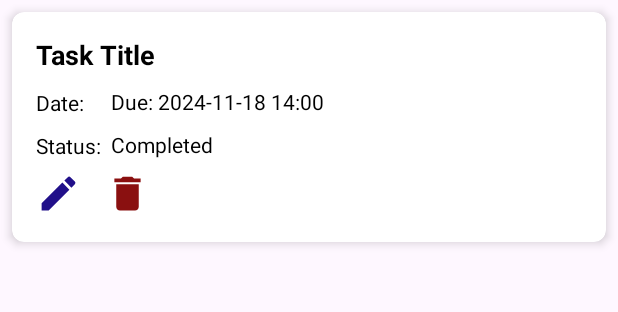
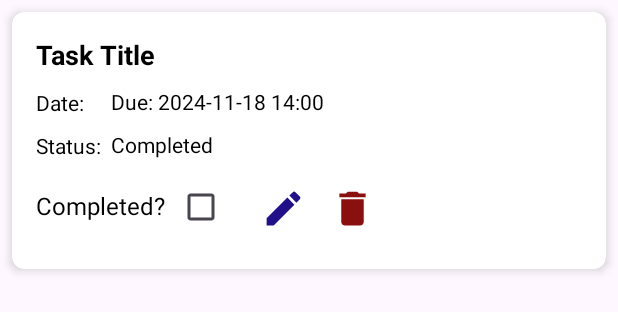
Before and after one commit to tanjin-mim/Task_Management, an Android app: the layout item_task_management.xml on its own in the app's theme, with its tools: preview values and no code run, on a phone screen of 412 x 824 dp. Shown: the top 312 px of the screen. Run offline under Robolectric (Android 15) with nearby library versions, the phone set to English and light mode, and no system bars.

Commit message:
Checkbox added

```diff
--- a/app/src/main/res/layout/item_task_management.xml
+++ b/app/src/main/res/layout/item_task_management.xml
@@ -69,7 +69,29 @@
             android:layout_marginTop="8dp"
             android:orientation="horizontal">
 
+            <TextView
+                android:layout_width="wrap_content"
+                android:layout_height="wrap_content"
+                android:text="Completed?"
+                android:textColor="@color/black"
+                android:textSize="16sp" />
+
+
+
+
+
+
+            <CheckBox
+                android:id="@+id/checkboxCompleted"
+                android:layout_width="wrap_content"
+                android:layout_height="wrap_content"
+                android:checked="false"
+                android:layout_marginEnd="16dp"
+                android:textColor="@color/black"/>
+
+
             <ImageView
+                android:layout_marginTop="10dp"
                 android:id="@+id/editTask"
                 android:layout_width="30dp"
                 android:layout_height="30dp"
@@ -78,11 +100,14 @@
                 android:contentDescription="Edit Task" />
 
             <ImageView
+                android:layout_marginTop="10dp"
                 android:id="@+id/deleteTask"
                 android:layout_width="30dp"
                 android:layout_height="30dp"
                 android:src="@drawable/baseline_delete_24"
                 android:contentDescription="Delete Task" />
+
+
         </LinearLayout>
     </LinearLayout>
 </androidx.cardview.widget.CardView>
```
